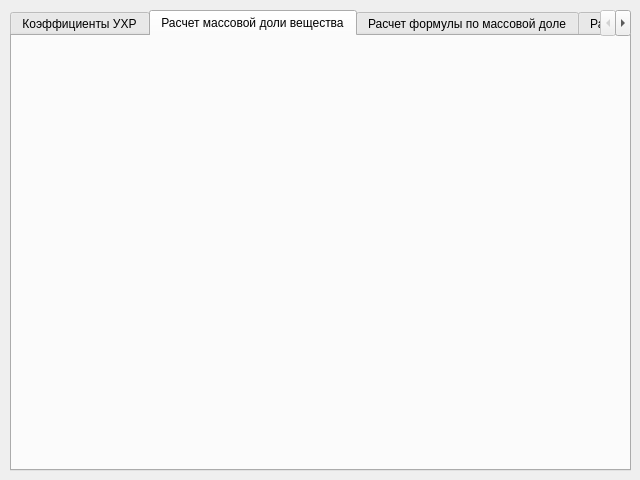
The window that main_window.ui (alex9127git/ChemistryCheatSheet) describes before a commit, drawn with Qt 5.
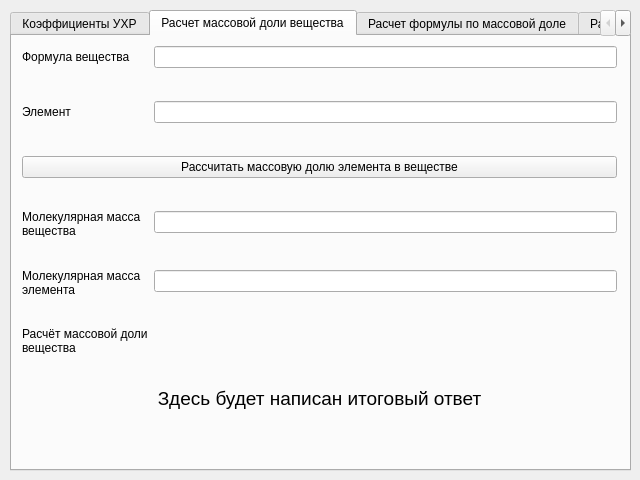
The same window after the commit. The open tabs and pages were chosen to show the change.

```diff
--- a/main_window.ui
+++ b/main_window.ui
@@ -146,6 +146,122 @@
      <attribute name="title">
       <string>Расчет массовой доли вещества</string>
      </attribute>
+     <widget class="QWidget" name="formLayoutWidget">
+      <property name="geometry">
+       <rect>
+        <x>10</x>
+        <y>10</y>
+        <width>595</width>
+        <height>411</height>
+       </rect>
+      </property>
+      <layout class="QFormLayout" name="formLayout">
+       <property name="sizeConstraint">
+        <enum>QLayout::SetDefaultConstraint</enum>
+       </property>
+       <property name="fieldGrowthPolicy">
+        <enum>QFormLayout::AllNonFixedFieldsGrow</enum>
+       </property>
+       <property name="rowWrapPolicy">
+        <enum>QFormLayout::DontWrapRows</enum>
+       </property>
+       <property name="verticalSpacing">
+        <number>33</number>
+       </property>
+       <item row="0" column="0">
+        <widget class="QLabel" name="substance_lbl">
+         <property name="text">
+          <string>Формула вещества</string>
+         </property>
+        </widget>
+       </item>
+       <item row="0" column="1">
+        <widget class="QLineEdit" name="substance_edit"/>
+       </item>
+       <item row="1" column="0">
+        <widget class="QLabel" name="element_lbl">
+         <property name="text">
+          <string>Элемент</string>
+         </property>
+        </widget>
+       </item>
+       <item row="1" column="1">
+        <widget class="QLineEdit" name="element_edit"/>
+       </item>
+       <item row="2" column="0" colspan="2">
+        <widget class="QPushButton" name="calculate_mass_btn">
+         <property name="text">
+          <string>Рассчитать массовую долю элемента в веществе</string>
+         </property>
+        </widget>
+       </item>
+       <item row="3" column="0">
+        <widget class="QLabel" name="substance_mass_lbl">
+         <property name="text">
+          <string>Молекулярная масса
+вещества</string>
+         </property>
+        </widget>
+       </item>
+       <item row="3" column="1">
+        <widget class="QLineEdit" name="substance_mass_edit"/>
+       </item>
+       <item row="4" column="0">
+        <widget class="QLabel" name="element_mass_lbl">
+         <property name="text">
+          <string>Молекулярная масса
+элемента</string>
+         </property>
+        </widget>
+       </item>
+       <item row="4" column="1">
+        <widget class="QLineEdit" name="element_mass_edit"/>
+       </item>
+       <item row="5" column="0">
+        <widget class="QLabel" name="mass_fraction_lbl">
+         <property name="text">
+          <string>Расчёт массовой доли
+вещества</string>
+         </property>
+        </widget>
+       </item>
+       <item row="5" column="1">
+        <widget class="QLabel" name="mass_calculation_lbl">
+         <property name="text">
+          <string/>
+         </property>
+        </widget>
+       </item>
+       <item row="6" column="0" colspan="2">
+        <widget class="QLabel" name="output_mass_lbl">
+         <property name="font">
+          <font>
+           <pointsize>14</pointsize>
+          </font>
+         </property>
+         <property name="text">
+          <string>Здесь будет написан итоговый ответ</string>
+         </property>
+         <property name="alignment">
+          <set>Qt::AlignCenter</set>
+         </property>
+        </widget>
+       </item>
+       <item row="7" column="0" colspan="2">
+        <widget class="QLabel" name="mass_error_lbl">
+         <property name="styleSheet">
+          <string notr="true">color: red</string>
+         </property>
+         <property name="text">
+          <string/>
+         </property>
+         <property name="alignment">
+          <set>Qt::AlignCenter</set>
+         </property>
+        </widget>
+       </item>
+      </layout>
+     </widget>
     </widget>
     <widget class="QWidget" name="tab_3">
      <attribute name="title">
```
Left out of the diff: 4 changed lines with no effect on the pictures.
